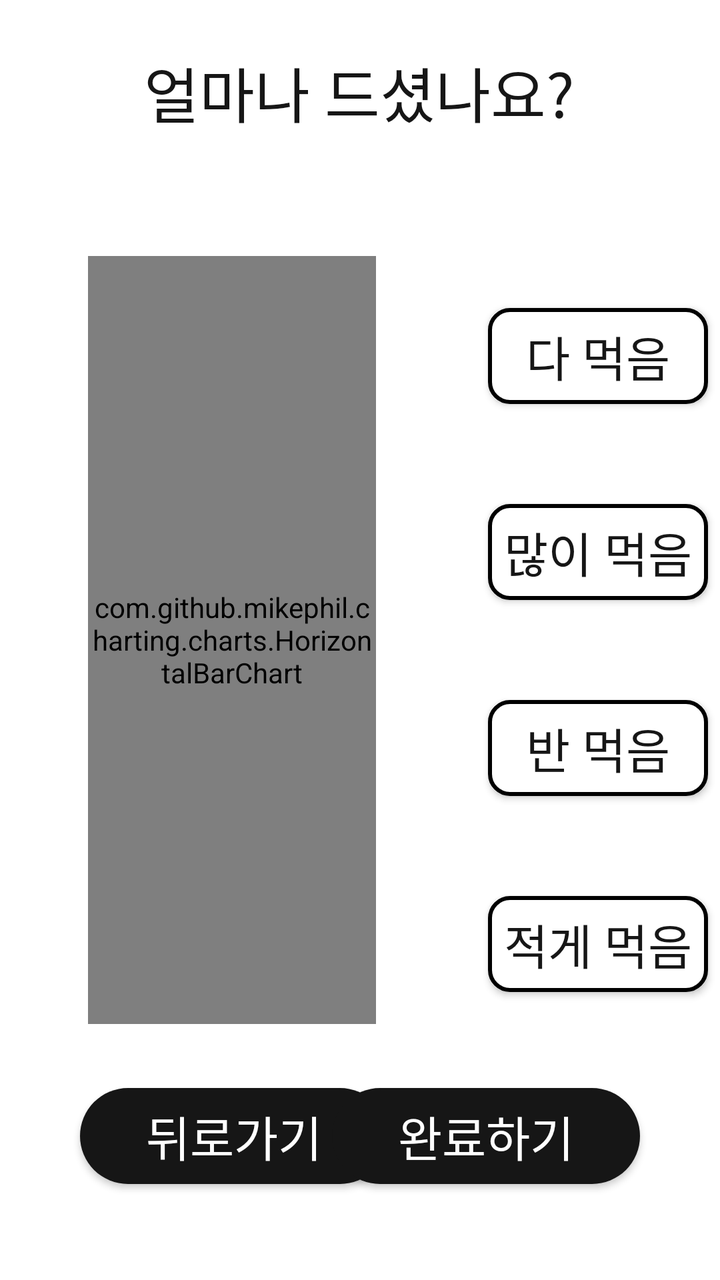
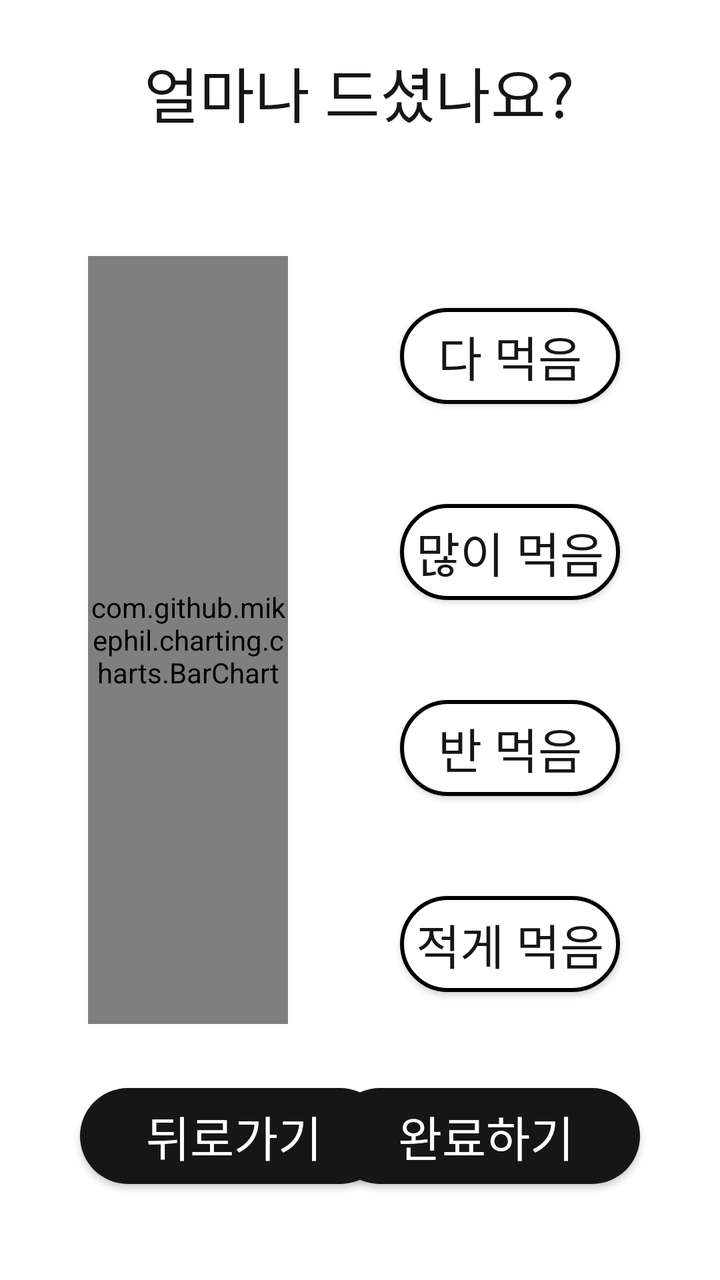

An Android layout rendered at two revisions. The XML below is the earlier revision; the diff shows what the commit changed to produce the second picture.
<!-- AndroidManifest.xml: application theme Theme.BeYourEyes -->
<!-- res/layout/activity_food_info_intake.xml -->
<?xml version="1.0" encoding="utf-8"?>

<androidx.constraintlayout.widget.ConstraintLayout
    xmlns:android="http://schemas.android.com/apk/res/android"
    xmlns:app="http://schemas.android.com/apk/res-auto"
    xmlns:tools="http://schemas.android.com/tools"
    android:layout_width="match_parent"
    android:layout_height="match_parent"
    android:background="@drawable/alert_dialog_shape">

    <com.github.mikephil.charting.charts.HorizontalBarChart
        android:id="@+id/horizontalChartIntake"
        android:layout_width="0dp"
        android:layout_height="0dp"
        android:layout_marginStart="44dp"
        app:layout_constraintBottom_toBottomOf="parent"
        app:layout_constraintHeight_percent="0.6"
        app:layout_constraintStart_toStartOf="parent"
        app:layout_constraintTop_toTopOf="parent"
        app:layout_constraintWidth_percent="0.4" />

    <androidx.appcompat.widget.AppCompatButton
        android:id="@+id/buttonAll"
        android:layout_width="110dp"
        android:layout_height="wrap_content"
        android:layout_marginStart="56dp"
        android:layout_marginTop="10dp"
        android:text="다 먹음"
        android:background="@drawable/button_default"
        android:textColor="@color/black"
        style="@style/title3"
        app:layout_constraintBottom_toTopOf="@id/buttonLot"
        app:layout_constraintStart_toEndOf="@id/horizontalChartIntake"
        app:layout_constraintTop_toTopOf="@id/horizontalChartIntake"
        app:layout_constraintVertical_chainStyle="packed" />

    <androidx.appcompat.widget.AppCompatButton
        android:id="@+id/buttonLot"
        android:layout_width="110dp"
        android:layout_height="wrap_content"
        android:layout_marginStart="56dp"
        android:text="많이 먹음"
        android:background="@drawable/button_default"
        android:textColor="@color/black"
        style="@style/title3"
        android:layout_marginTop="50dp"
        app:layout_constraintBottom_toTopOf="@id/buttonHalf"
        app:layout_constraintStart_toEndOf="@id/horizontalChartIntake"
        app:layout_constraintTop_toBottomOf="@id/buttonAll"
        app:layout_constraintVertical_chainStyle="packed" />


    <androidx.appcompat.widget.AppCompatButton
        android:id="@+id/buttonHalf"
        android:layout_width="110dp"
        android:layout_height="wrap_content"
        android:layout_marginStart="56dp"
        android:text="반 먹음"
        android:layout_marginTop="50dp"
        android:background="@drawable/button_default"
        android:textColor="@color/black"
        style="@style/title3"
        app:layout_constraintBottom_toTopOf="@id/buttonLittle"
        app:layout_constraintStart_toEndOf="@id/horizontalChartIntake"
        app:layout_constraintTop_toBottomOf="@id/buttonLot"
        app:layout_constraintVertical_chainStyle="packed" />

    <androidx.appcompat.widget.AppCompatButton
        android:id="@+id/buttonLittle"
        android:layout_width="110dp"
        android:layout_height="wrap_content"
        android:layout_marginStart="56dp"
        android:text="적게 먹음"
        android:background="@drawable/button_default"
        android:textColor="@color/black"
        style="@style/title3"
        android:layout_marginTop="50dp"
        app:layout_constraintBottom_toBottomOf="@id/horizontalChartIntake"
        app:layout_constraintStart_toEndOf="@id/horizontalChartIntake"
        app:layout_constraintTop_toBottomOf="@id/buttonHalf"
        app:layout_constraintVertical_chainStyle="packed" />

    <androidx.appcompat.widget.AppCompatButton
        android:id="@+id/buttonBack"
        android:layout_width="154sp"
        android:layout_height="wrap_content"
        android:layout_marginStart="40dp"
        android:layout_marginBottom="48dp"
        android:text="뒤로가기"
        android:background="@drawable/button_black"
        android:textColor="@color/white"
        style="@style/title3"
        app:layout_constraintBottom_toBottomOf="parent"
        app:layout_constraintEnd_toStartOf="@+id/buttonSend"
        app:layout_constraintHorizontal_bias="0.0"
        app:layout_constraintStart_toStartOf="parent" />

    <androidx.appcompat.widget.AppCompatButton
        android:id="@+id/buttonSend"
        android:layout_width="154sp"
        android:layout_height="wrap_content"
        android:layout_marginEnd="40dp"
        android:layout_marginBottom="48dp"
        android:text="완료하기"
        android:background="@drawable/button_black"
        android:textColor="@color/white"
        style="@style/title3"
        app:layout_constraintBottom_toBottomOf="parent"
        app:layout_constraintEnd_toEndOf="parent" />

    <TextView
        android:id="@+id/textView3"
        android:layout_width="wrap_content"
        android:layout_height="wrap_content"
        android:layout_marginTop="24dp"
        android:text="얼마나 드셨나요?"
        style="@style/title2"
        android:textColor="@color/black"
        app:layout_constraintEnd_toEndOf="parent"
        app:layout_constraintHorizontal_bias="0.498"
        app:layout_constraintStart_toStartOf="parent"
        app:layout_constraintTop_toTopOf="parent" />


</androidx.constraintlayout.widget.ConstraintLayout>
<!-- resources referenced by this layout -->
<resources>
  <color name="black">#FF161616</color>
  <color name="white">#FFFFFFFF</color>
  <!-- drawable alert_dialog_shape (drawable) -->
  <?xml version="1.0" encoding="utf-8"?>
  <shape xmlns:android="http://schemas.android.com/apk/res/android">
      <solid android:color="@color/white" />
      <corners android:radius="30dp" />
  </shape>
  <!-- drawable button_black (drawable) -->
  <?xml version="1.0" encoding="utf-8"?>
  <shape xmlns:android="http://schemas.android.com/apk/res/android"
      android:shape="rectangle">
      <solid android:color="@color/black" />
      <corners android:radius="30dp" />
  
  </shape>
  <!-- drawable button_default (drawable) -->
  <?xml version="1.0" encoding="utf-8"?>
  <shape xmlns:android="http://schemas.android.com/apk/res/android"
      android:shape="rectangle">
      <solid android:color="@color/white" />
      <stroke android:width="2sp" />
      <corners android:radius="10dp" />
  
  </shape>
  <style name="title2">
          <item name="android:fontFamily">@font/pretendard700</item>
          <item name="android:textSize">30sp</item>
      </style>
  <style name="title3">
          <item name="android:fontFamily">@font/pretendard600</item>
          <item name="android:textSize">24sp</item>
      </style>
  <style name="Theme.BeYourEyes" parent="Theme.MaterialComponents.DayNight.DarkActionBar">
          
          <item name="colorPrimary">@color/purple_500</item>
          <item name="colorPrimaryVariant">@color/purple_700</item>
          <item name="colorOnPrimary">@color/white</item>
          
          <item name="colorSecondary">@color/teal_200</item>
          <item name="colorSecondaryVariant">@color/teal_700</item>
          <item name="colorOnSecondary">@color/black</item>
          
          <item name="android:statusBarColor">?attr/colorPrimaryVariant</item>
          
  
          
          <item name="windowNoTitle">true</item>
          
          <item name="android:windowFullscreen">true</item>
      </style>
  <color name="purple_500">#FF6200EE</color>
  <color name="purple_700">#FF3700B3</color>
  <color name="teal_200">#FF03DAC5</color>
  <color name="teal_700">#FF018786</color>
</resources>

<!-- the commit's change to res/layout/activity_food_info_intake.xml (unified diff, before → after) -->
@@ -5,12 +5,12 @@
     xmlns:app="http://schemas.android.com/apk/res-auto"
     xmlns:tools="http://schemas.android.com/tools"
     android:layout_width="match_parent"
-    android:layout_height="match_parent"
+    android:layout_height="600dp"
     android:background="@drawable/alert_dialog_shape">
 
-    <com.github.mikephil.charting.charts.HorizontalBarChart
+    <com.github.mikephil.charting.charts.BarChart
         android:id="@+id/horizontalChartIntake"
-        android:layout_width="0dp"
+        android:layout_width="100dp"
         android:layout_height="0dp"
         android:layout_marginStart="44dp"
         app:layout_constraintBottom_toBottomOf="parent"
<!-- resource entries referenced after the edit -->
@@ -22,7 +22,7 @@
       android:shape="rectangle">
       <solid android:color="@color/white" />
       <stroke android:width="2sp" />
-      <corners android:radius="10dp" />
+      <corners android:radius="30dp" />
   
   </shape>
   <style name="title2">
